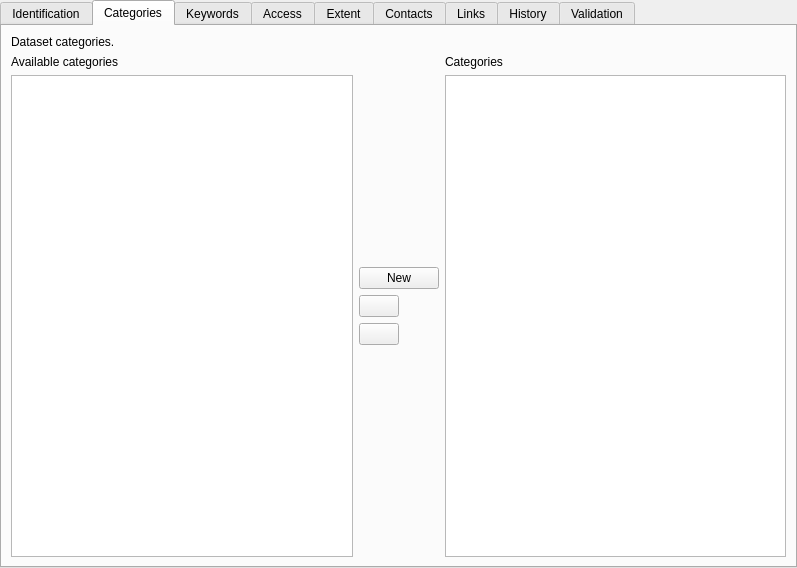
Above: src/ui/qgsmetadatawidget.ui from qgis/QGIS before the change. Below: the same form after it.
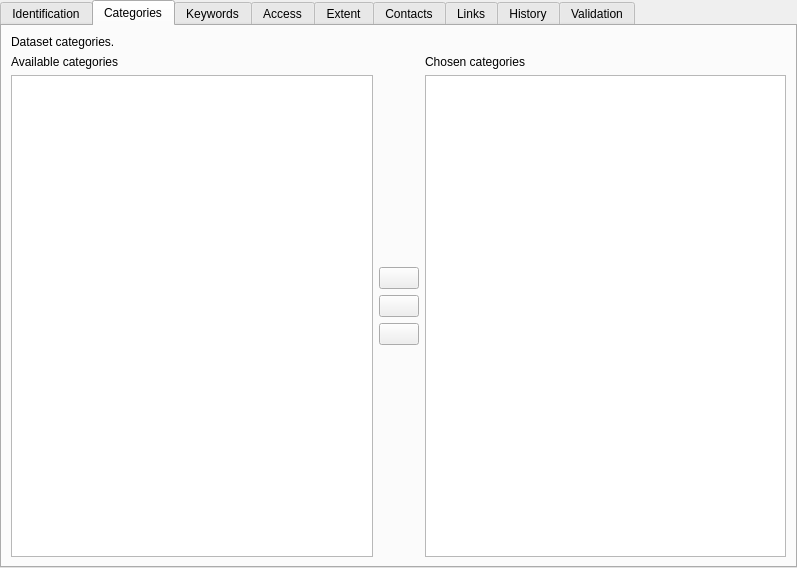
That is the form after the change. The open tabs and pages were chosen to show the change. Icons and pictures are not drawn. Custom widgets are drawn as their Qt base class.

Commit message:
Some tweaks on Metadata-->Category dialog
Use the + button and add new tooltips

```diff
--- a/src/ui/qgsmetadatawidget.ui
+++ b/src/ui/qgsmetadatawidget.ui
@@ -355,7 +355,11 @@
                <string>Categories chosen will be added as a new entry in the keywords tab.</string>
               </property>
               <property name="text">
-               <string>New</string>
+               <string/>
+              </property>
+              <property name="icon">
+               <iconset resource="../../images/images.qrc">
+                <normaloff>:/images/themes/default/symbologyAdd.svg</normaloff>:/images/themes/default/symbologyAdd.svg</iconset>
               </property>
              </widget>
             </item>
@@ -425,7 +429,7 @@
             <item>
              <widget class="QLabel" name="label_22">
               <property name="text">
-               <string>Categories</string>
+               <string>Chosen categories</string>
               </property>
              </widget>
             </item>
```
Left out of the diff: 12 changed lines with no effect on the pictures.
